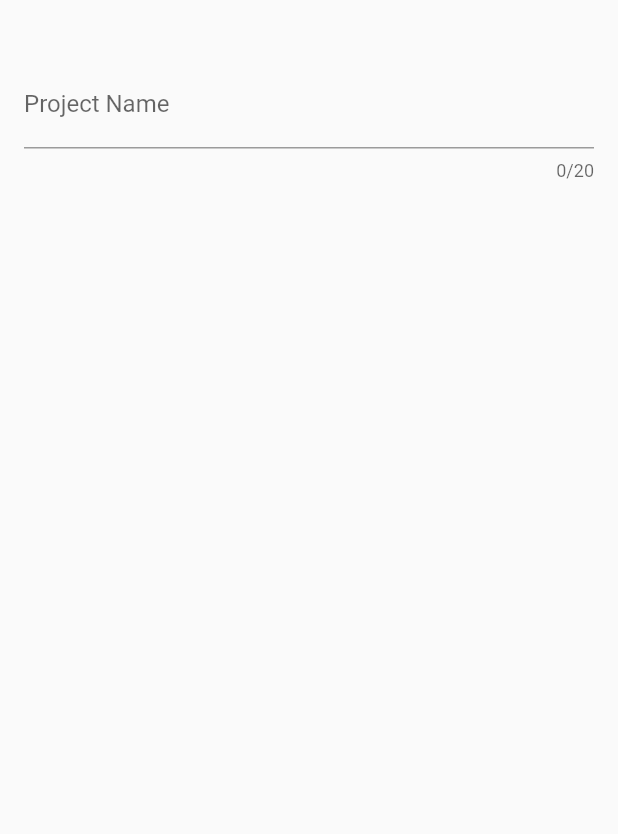
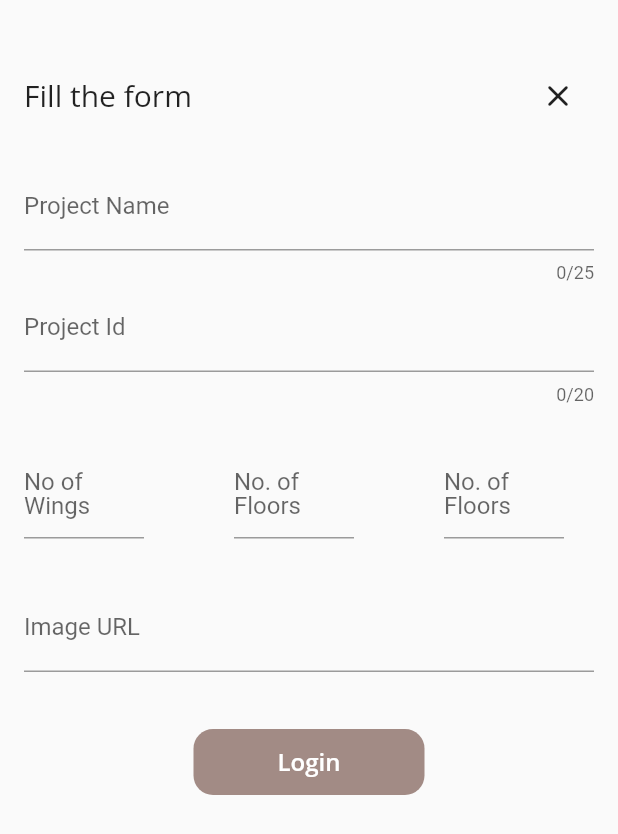
Before and after one commit to Harit012/build_ready, a Flutter app: the AddNewProject widget shown alone on an empty page, opened directly, on a phone screen of 412 x 824 dp. Shown: the top 834 px of the screen. Run offline on Flutter 3.47's test engine with Material 2 defaults, Android fonts, the light colour scheme and no system bars; network calls fail; Roboto replaces fonts that are missing (Open Sans).

Commit message:
Added new project pop up screen

```diff
--- a/lib/Screens/homescreen.dart
+++ b/lib/Screens/homescreen.dart
@@ -41,9 +41,9 @@ class _HomeScreenState extends State<HomeScreen> {
               )
             ],
           ),
-          titleSpacing: 20,
         ),
-        body: Column(
+        body: SingleChildScrollView(
+          child: Column(
             children: [
               const SizedBox(
                 height: 20,
@@ -86,6 +86,7 @@ class _HomeScreenState extends State<HomeScreen> {
             ],
           ),
         ),
+      ),
     );
   }
 }
--- a/lib/main.dart
+++ b/lib/main.dart
@@ -1,5 +1,6 @@
 // import 'package:build_ready/Screens/loginscreen.dart';
 import 'package:build_ready/Screens/homescreen.dart';
+import 'package:build_ready/widgets/properties_screen.dart';
 
 import 'package:flutter/material.dart';
 
@@ -9,7 +10,7 @@ void main() {
       // theme: ,
       // darkTheme: ,
       debugShowCheckedModeBanner: false,
-      home: HomeScreen(),
+      home: PropertiesScreen(),
     ),
   );
 }
--- /dev/null
+++ b/lib/model/model_data.dart
@@ -0,0 +1,3 @@
+import 'package:flutter/material.dart';
+
+List<String> flatTypes = ["1BHK", "2BHK", "3BHK", "4BHK"];
--- a/lib/widgets/add_new_project.dart
+++ b/lib/widgets/add_new_project.dart
@@ -1,5 +1,5 @@
 import 'package:flutter/material.dart';
-// import 'package:flutter/rendering.dart';
+import 'package:flutter/rendering.dart';
 
 class AddNewProject extends StatefulWidget {
   const AddNewProject({super.key});
@@ -9,11 +9,19 @@ class AddNewProject extends StatefulWidget {
 }
 
 class _AddNewProjectState extends State<AddNewProject> {
+  final _projectNameController = TextEditingController();
+  final _projectIdController = TextEditingController();
+  final _noOfWingController = TextEditingController();
+  final _noOFFloorController = TextEditingController();
+  final _noOFBlockOnFloorController = TextEditingController();
+  final _imageUrlController = TextEditingController();
+
+  late String flatType;
+
   @override
   Widget build(BuildContext context) {
     final keyboardSpace = MediaQuery.of(context).viewInsets.bottom;
     return LayoutBuilder(
-      // ignore: avoid_types_as_parameter_names
       builder: (context, Constraints) {
         return SizedBox(
           height: 700,
@@ -23,15 +31,141 @@ class _AddNewProjectState extends State<AddNewProject> {
               child: Container(
                 decoration:
                     BoxDecoration(borderRadius: BorderRadius.circular(20)),
-                child: Column(
-                  children: [
-                     TextField(
-                      maxLength: 20,
-                      decoration: InputDecoration(
-                        label: Text('Project Name'),
+                child: Expanded(
+                  child: Column(
+                    mainAxisAlignment: MainAxisAlignment.start,
+                    children: [
+                      Row(
+                        mainAxisAlignment: MainAxisAlignment.start,
+                        children: [
+                          const Text(
+                            'Fill the form  ',
+                            style: TextStyle(
+                                fontSize: 20, fontFamily: 'OpenSanas'),
+                          ),
+                          Expanded(
+                            child: Row(
+                              mainAxisAlignment: MainAxisAlignment.end,
+                              children: [
+                                IconButton(
+                                    onPressed: () {
+                                      Navigator.pop(context);
+                                    },
+                                    icon: const Icon(Icons.close_rounded))
+                              ],
+                            ),
+                          ),
+                        ],
                       ),
-                    )
-                  ],
+                      const SizedBox(
+                        height: 20,
+                      ),
+                      TextField(
+                        controller: _projectNameController,
+                        maxLength: 25,
+                        decoration: const InputDecoration(
+                          label: Text(
+                            'Project Name',
+                          ),
+                        ),
+                      ),
+                      TextField(
+                        controller: _projectIdController,
+                        maxLength: 20,
+                        decoration: const InputDecoration(
+                          label: Text(
+                            'Project Id',
+                          ),
+                        ),
+                      ),
+                      const SizedBox(
+                        height: 30,
+                      ),
+                      Row(
+                        mainAxisAlignment: MainAxisAlignment.start,
+                        children: [
+                          SizedBox(
+                            width: 80,
+                            child: TextField(
+                              controller: _noOfWingController,
+                              decoration: const InputDecoration(
+                                label: Text(
+                                  'No of Wings',
+                                ),
+                              ),
+                            ),
+                          ),
+                          const SizedBox(
+                            width: 60,
+                          ),
+                          SizedBox(
+                            width: 80,
+                            child: TextField(
+                              controller: _noOFFloorController,
+                              decoration: const InputDecoration(
+                                label: Text(
+                                  'No. of Floors',
+                                ),
+                              ),
+                            ),
+                          ),
+                          const SizedBox(
+                            width: 60,
+                          ),
+                          SizedBox(
+                            width: 80,
+                            child: TextField(
+                              controller: _noOFBlockOnFloorController,
+                              decoration: const InputDecoration(
+                                label: Text(
+                                  'No. of Floors',
+                                ),
+                              ),
+                            ),
+                          ),
+                        ],
+                      ),
+                      const SizedBox(
+                        height: 30,
+                      ),
+                      TextField(
+                        controller: _imageUrlController,
+                        decoration: const InputDecoration(
+                          label: Text(
+                            'Image URL',
+                          ),
+                        ),
+                      ),
+                      const SizedBox(
+                        height: 30,
+                      ),
+                      TextButton(
+                        onPressed: () {},
+                        child: Container(
+                          width: 154,
+                          height: 44,
+                          decoration: ShapeDecoration(
+                            color: const Color(0xFFA28B85),
+                            shape: RoundedRectangleBorder(
+                              borderRadius: BorderRadius.circular(13),
+                            ),
+                          ),
+                          child: const Center(
+                            child: Text(
+                              'Login',
+                              style: TextStyle(
+                                color: Colors.white,
+                                fontSize: 16,
+                                fontFamily: 'Open Sans',
+                                fontWeight: FontWeight.w600,
+                                height: 1.25,
+                              ),
+                            ),
+                          ),
+                        ),
+                      ),
+                    ],
+                  ),
                 ),
               ),
             ),
--- /dev/null
+++ b/lib/widgets/properties_screen.dart
@@ -0,0 +1,33 @@
+import 'package:flutter/material.dart';
+
+class PropertiesScreen extends StatelessWidget {
+  const PropertiesScreen({super.key});
+
+  @override
+  Widget build(BuildContext context) {
+    return SafeArea(
+      child: Scaffold(
+        appBar: AppBar(
+          backgroundColor: const Color(0xFFA28B85),
+          title: Row(
+            children: [
+              const Text('Properties'),
+              Expanded(
+                child: Row(
+                  mainAxisAlignment: MainAxisAlignment.end,
+                  children: [
+                    IconButton(
+                      onPressed: () {},
+                      icon: const Icon(Icons.verified_user_outlined),
+                    ),
+                  ],
+                ),
+              )
+            ],
+          ),
+        ),
+        body: Placeholder(),
+      ),
+    );
+  }
+}
```
Lines whose indentation alone changed are shown as unchanged.
